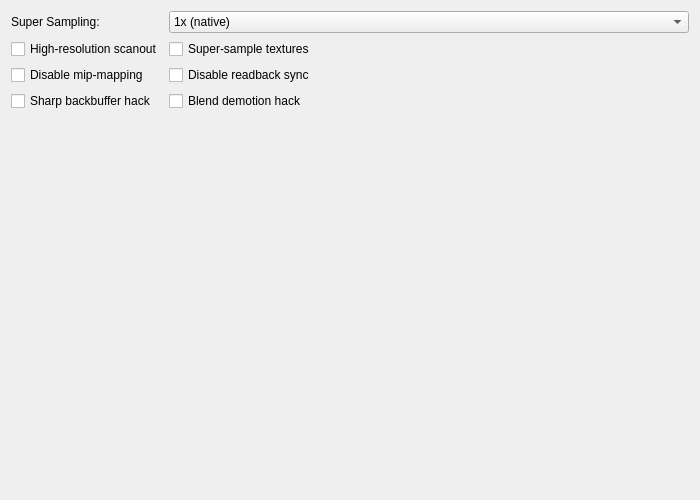
Old version of the form pcsx2-qt/Settings/GraphicsPGSRenderingSettingsTab.ui in the repository flavionm/pcsx2.
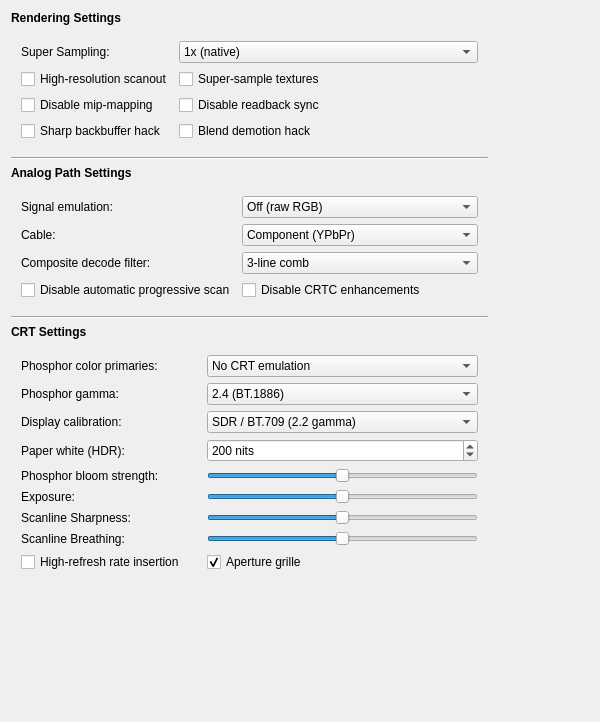
New version of the form.

Commit message: Add new analog video options.

What changed in the file:
```diff
--- a/pcsx2-qt/Settings/GraphicsPGSRenderingSettingsTab.ui
+++ b/pcsx2-qt/Settings/GraphicsPGSRenderingSettingsTab.ui
@@ -6,124 +6,560 @@
    <rect>
     <x>0</x>
     <y>0</y>
-    <width>700</width>
-    <height>500</height>
+    <width>600</width>
+    <height>722</height>
    </rect>
   </property>
-
   <property name="windowTitle">
    <string/>
   </property>
-
-  <layout class="QGridLayout" name="gridLayout" columnstretch="0,1">
+  <layout class="QGridLayout" name="gridLayout" columnstretch="0,0">
+   <item row="17" column="0">
+    <widget class="Line" name="pgsLine2">
+     <property name="orientation">
+      <enum>Qt::Orientation::Horizontal</enum>
+     </property>
+    </widget>
+   </item>
    <item row="0" column="0">
-    <widget class="QLabel" name="pgsSuperSamplingLabel">
+    <widget class="QLabel" name="pgsRenderingSettingsLabel">
+     <property name="font">
+      <font>
+       <bold>true</bold>
+      </font>
+     </property>
      <property name="text">
-      <string>Super Sampling:</string>
+      <string>Rendering Settings</string>
      </property>
     </widget>
    </item>
-   <item row="0" column="1">
-    <widget class="QComboBox" name="pgsSuperSampling">
-     <property name="enabled">
-      <bool>true</bool>
+   <item row="8" column="0">
+    <widget class="Line" name="pgsLine1">
+     <property name="orientation">
+      <enum>Qt::Orientation::Horizontal</enum>
      </property>
-     <property name="sizePolicy">
-      <sizepolicy hsizetype="Expanding" vsizetype="Fixed">
-       <horstretch>0</horstretch>
-       <verstretch>0</verstretch>
-      </sizepolicy>
+    </widget>
+   </item>
+   <item row="16" column="0">
+    <layout class="QGridLayout" name="pgsGridLayout2" columnstretch="100,200" columnminimumwidth="0,0">
+     <property name="leftMargin">
+      <number>10</number>
      </property>
-     <property name="layoutDirection">
-      <enum>Qt::LayoutDirection::LeftToRight</enum>
+     <property name="topMargin">
+      <number>10</number>
      </property>
-     <item>
-      <property name="text">
-       <string>1x (native)</string>
-      </property>
+     <property name="rightMargin">
+      <number>10</number>
+     </property>
+     <property name="bottomMargin">
+      <number>10</number>
+     </property>
+     <property name="spacing">
+      <number>6</number>
+     </property>
+     <item row="2" column="1">
+      <widget class="QComboBox" name="pgsCompositeDecode">
+       <item>
+        <property name="text">
+         <string>3-line comb</string>
+        </property>
+       </item>
+       <item>
+        <property name="text">
+         <string>3-line comb + notch</string>
+        </property>
+       </item>
+       <item>
+        <property name="text">
+         <string>Notch</string>
+        </property>
+       </item>
+      </widget>
      </item>
-     <item>
-      <property name="text">
-       <string>2x SSAA (checkerboard)</string>
-      </property>
+     <item row="1" column="1">
+      <widget class="QComboBox" name="pgsCable">
+       <item>
+        <property name="text">
+         <string>Component (YPbPr)</string>
+        </property>
+       </item>
+       <item>
+        <property name="text">
+         <string>S-Video</string>
+        </property>
+       </item>
+       <item>
+        <property name="text">
+         <string>Composite</string>
+        </property>
+       </item>
+      </widget>
      </item>
-     <item>
-      <property name="text">
-       <string>4x SSAA (sparse grid)</string>
-      </property>
+     <item row="2" column="0">
+      <widget class="QLabel" name="pgsDecodeFilterLabel">
+       <property name="text">
+        <string>Composite decode filter:</string>
+       </property>
+      </widget>
      </item>
-     <item>
-      <property name="text">
-       <string>4x SSAA (ordered grid, high-res output capable)</string>
-      </property>
+     <item row="0" column="1">
+      <widget class="QComboBox" name="pgsTVEmulation">
+       <item>
+        <property name="text">
+         <string>Off (raw RGB)</string>
+        </property>
+       </item>
+       <item>
+        <property name="text">
+         <string>Auto</string>
+        </property>
+       </item>
+       <item>
+        <property name="text">
+         <string>NTSC</string>
+        </property>
+       </item>
+       <item>
+        <property name="text">
+         <string>PAL</string>
+        </property>
+       </item>
+      </widget>
      </item>
-     <item>
-      <property name="text">
-       <string>8x SSAA (checkerboard, high-res output capable)</string>
-      </property>
+     <item row="0" column="0">
+      <widget class="QLabel" name="pgsSignalEmulationLabel">
+       <property name="text">
+        <string>Signal emulation:</string>
+       </property>
+      </widget>
      </item>
-     <item>
-      <property name="text">
-       <string>16x SSAA (sparse grid, high-res output capable)</string>
-      </property>
+     <item row="1" column="0">
+      <widget class="QLabel" name="pgsCableLabel">
+       <property name="text">
+        <string>Cable:</string>
+       </property>
+      </widget>
      </item>
-    </widget>
+     <item row="3" column="0">
+      <widget class="QCheckBox" name="pgsDisableAutoProgressive">
+       <property name="text">
+        <string>Disable automatic progressive scan</string>
+       </property>
+      </widget>
+     </item>
+     <item row="3" column="1">
+      <widget class="QCheckBox" name="pgsDisableCRTCEnhancements">
+       <property name="text">
+        <string>Disable CRTC enhancements</string>
+       </property>
+      </widget>
+     </item>
+    </layout>
    </item>
-   <item row="1" column="0">
-    <widget class="QCheckBox" name="pgsHighResScanout">
-     <property name="text">
-      <string>High-resolution scanout</string>
+   <item row="18" column="0">
+    <widget class="QLabel" name="pgsCrtSettingsLabel">
+     <property name="font">
+      <font>
+       <bold>true</bold>
+      </font>
      </property>
-    </widget>
-   </item>
-   <item row="1" column="1">
-    <widget class="QCheckBox" name="pgsSuperSampleTextures">
      <property name="text">
-      <string>Super-sample textures</string>
+      <string>CRT Settings</string>
      </property>
     </widget>
    </item>
-   <item row="2" column="0">
-    <widget class="QCheckBox" name="pgsDisableMipmaps">
-     <property name="text">
-      <string>Disable mip-mapping</string>
+   <item row="6" column="0" rowspan="2">
+    <layout class="QGridLayout" name="pgsGridLayout1" rowstretch="0,0,0,0" columnstretch="100,150" rowminimumheight="0,0,0,0" columnminimumwidth="0,0">
+     <property name="leftMargin">
+      <number>10</number>
      </property>
-    </widget>
-   </item>
-   <item row="2" column="1">
-    <widget class="QCheckBox" name="pgsDisableReadbackSync">
-     <property name="text">
-      <string>Disable readback sync</string>
+     <property name="topMargin">
+      <number>10</number>
      </property>
-    </widget>
+     <property name="rightMargin">
+      <number>10</number>
+     </property>
+     <property name="bottomMargin">
+      <number>10</number>
+     </property>
+     <item row="2" column="1">
+      <widget class="QCheckBox" name="pgsDisableReadbackSync">
+       <property name="text">
+        <string>Disable readback sync</string>
+       </property>
+      </widget>
+     </item>
+     <item row="3" column="0">
+      <widget class="QCheckBox" name="pgsSharpBackbuffer">
+       <property name="text">
+        <string>Sharp backbuffer hack</string>
+       </property>
+      </widget>
+     </item>
+     <item row="1" column="1">
+      <widget class="QCheckBox" name="pgsSuperSampleTextures">
+       <property name="text">
+        <string>Super-sample textures</string>
+       </property>
+      </widget>
+     </item>
+     <item row="3" column="1">
+      <widget class="QCheckBox" name="pgsBlendDemotion">
+       <property name="text">
+        <string>Blend demotion hack</string>
+       </property>
+      </widget>
+     </item>
+     <item row="1" column="0">
+      <widget class="QCheckBox" name="pgsHighResScanout">
+       <property name="text">
+        <string>High-resolution scanout</string>
+       </property>
+      </widget>
+     </item>
+     <item row="2" column="0">
+      <widget class="QCheckBox" name="pgsDisableMipmaps">
+       <property name="text">
+        <string>Disable mip-mapping</string>
+       </property>
+      </widget>
+     </item>
+     <item row="0" column="0">
+      <widget class="QLabel" name="pgsSuperSamplingLabel">
+       <property name="text">
+        <string>Super Sampling:</string>
+       </property>
+      </widget>
+     </item>
+     <item row="0" column="1">
+      <widget class="QComboBox" name="pgsSuperSampling">
+       <property name="enabled">
+        <bool>true</bool>
+       </property>
+       <property name="sizePolicy">
+        <sizepolicy hsizetype="Expanding" vsizetype="Fixed">
+         <horstretch>0</horstretch>
+         <verstretch>0</verstretch>
+        </sizepolicy>
+       </property>
+       <property name="layoutDirection">
+        <enum>Qt::LayoutDirection::LeftToRight</enum>
+       </property>
+       <item>
+        <property name="text">
+         <string>1x (native)</string>
+        </property>
+       </item>
+       <item>
+        <property name="text">
+         <string>2x SSAA (checkerboard)</string>
+        </property>
+       </item>
+       <item>
+        <property name="text">
+         <string>4x SSAA (sparse grid)</string>
+        </property>
+       </item>
+       <item>
+        <property name="text">
+         <string>4x SSAA (ordered grid, high-res output capable)</string>
+        </property>
+       </item>
+       <item>
+        <property name="text">
+         <string>8x SSAA (checkerboard, high-res output capable)</string>
+        </property>
+       </item>
+       <item>
+        <property name="text">
+         <string>16x SSAA (sparse grid, high-res output capable)</string>
+        </property>
+       </item>
+      </widget>
+     </item>
+    </layout>
    </item>
-   <item row="3" column="0">
-    <widget class="QCheckBox" name="pgsSharpBackbuffer">
+   <item row="15" column="0">
+    <widget class="QLabel" name="pgsAnalogPathLabel">
+     <property name="font">
+      <font>
+       <bold>true</bold>
+      </font>
+     </property>
      <property name="text">
-      <string>Sharp backbuffer hack</string>
+      <string>Analog Path Settings</string>
      </property>
     </widget>
    </item>
-   <item row="3" column="1">
-    <widget class="QCheckBox" name="pgsBlendDemotion">
-     <property name="text">
-      <string>Blend demotion hack</string>
+   <item row="7" column="1">
+    <spacer name="pgsHorizSpacer">
+     <property name="orientation">
+      <enum>Qt::Orientation::Horizontal</enum>
      </property>
-    </widget>
+     <property name="sizeHint" stdset="0">
+      <size>
+       <width>40</width>
+       <height>20</height>
+      </size>
+     </property>
+    </spacer>
    </item>
-   <item row="4" column="0">
-    <spacer name="verticalSpacer">
+   <item row="20" column="0">
+    <spacer name="pgsVerticalSpacer">
      <property name="orientation">
       <enum>Qt::Vertical</enum>
      </property>
      <property name="sizeHint" stdset="0">
       <size>
        <width>20</width>
-       <height>0</height>
+       <height>40</height>
       </size>
      </property>
     </spacer>
    </item>
+   <item row="19" column="0">
+    <layout class="QGridLayout" name="pgsGridLayout3" columnstretch="100,150">
+     <property name="leftMargin">
+      <number>10</number>
+     </property>
+     <property name="topMargin">
+      <number>10</number>
+     </property>
+     <property name="rightMargin">
+      <number>10</number>
+     </property>
+     <property name="bottomMargin">
+      <number>10</number>
+     </property>
+     <item row="0" column="0">
+      <widget class="QLabel" name="pgsPhosphorPrimariesLabel">
+       <property name="text">
+        <string>Phosphor color primaries:</string>
+       </property>
+      </widget>
+     </item>
+     <item row="2" column="1">
+      <widget class="QComboBox" name="pgsDisplayCalibration">
+       <item>
+        <property name="text">
+         <string>SDR / BT.709 (2.2 gamma)</string>
+        </property>
+       </item>
+       <item>
+        <property name="text">
+         <string>PQ / BT.2020 (peak 400 nits)</string>
+        </property>
+       </item>
+       <item>
+        <property name="text">
+         <string>PQ / BT.2020 (peak 600 nits)</string>
+        </property>
+       </item>
+       <item>
+        <property name="text">
+         <string>PQ / BT.2020 (peak 1000 nits)</string>
+        </property>
+       </item>
+       <item>
+        <property name="text">
+         <string>PQ / BT.2020 (skip tonemap)</string>
+        </property>
+       </item>
+      </widget>
+     </item>
+     <item row="3" column="0">
+      <widget class="QLabel" name="pgsPaperWhiteLabel">
+       <property name="text">
+        <string>Paper white (HDR):</string>
+       </property>
+      </widget>
+     </item>
+     <item row="4" column="0">
+      <widget class="QLabel" name="pgsPhosphorBloomLabel">
+       <property name="text">
+        <string>Phosphor bloom strength:</string>
+       </property>
+      </widget>
+     </item>
+     <item row="0" column="1">
+      <widget class="QComboBox" name="pgsPhosphorPrimaries">
+       <item>
+        <property name="text">
+         <string>No CRT emulation</string>
+        </property>
+       </item>
+       <item>
+        <property name="text">
+         <string>Auto</string>
+        </property>
+       </item>
+       <item>
+        <property name="text">
+         <string>NTSC (BT.601 / 525 line)</string>
+        </property>
+       </item>
+       <item>
+        <property name="text">
+         <string>PAL (BT.601 / 625 line)</string>
+        </property>
+       </item>
+       <item>
+        <property name="text">
+         <string>NTSC (legacy 1953, high saturation)</string>
+        </property>
+       </item>
+      </widget>
+     </item>
+     <item row="8" column="0">
+      <widget class="QCheckBox" name="pgsHighRefreshInsertion">
+       <property name="text">
+        <string>High-refresh rate insertion</string>
+       </property>
+      </widget>
+     </item>
+     <item row="5" column="0">
+      <widget class="QLabel" name="pgsExposureLabel">
+       <property name="text">
+        <string>Exposure:</string>
+       </property>
+      </widget>
+     </item>
+     <item row="1" column="0">
+      <widget class="QLabel" name="pgsPhosphorGammaLabel">
+       <property name="text">
+        <string>Phosphor gamma:</string>
+       </property>
+      </widget>
+     </item>
+     <item row="2" column="0">
+      <widget class="QLabel" name="pgsDisplayCalibrationLabel">
+       <property name="text">
+        <string>Display calibration:</string>
+       </property>
+      </widget>
+     </item>
+     <item row="6" column="0">
+      <widget class="QLabel" name="pgsScanlineSharpnessLabel">
+       <property name="text">
+        <string>Scanline Sharpness:</string>
+       </property>
+      </widget>
+     </item>
+     <item row="1" column="1">
+      <widget class="QComboBox" name="pgsPhosphorGamma">
+       <item>
+        <property name="text">
+         <string>2.4 (BT.1886)</string>
+        </property>
+       </item>
+       <item>
+        <property name="text">
+         <string>2.2 (Legacy NTSC)</string>
+        </property>
+       </item>
+       <item>
+        <property name="text">
+         <string>2.8 (Legacy PAL)</string>
+        </property>
+       </item>
+      </widget>
+     </item>
+     <item row="8" column="1">
+      <widget class="QCheckBox" name="pgsApertureGrille">
+       <property name="text">
+        <string>Aperture grille</string>
+       </property>
+       <property name="checked">
+        <bool>true</bool>
+       </property>
+       <property name="tristate">
+        <bool>false</bool>
+       </property>
+      </widget>
+     </item>
+     <item row="3" column="1">
+      <widget class="QSpinBox" name="pgsPaperWhite">
+       <property name="suffix">
+        <string> nits</string>
+       </property>
+       <property name="minimum">
+        <number>100</number>
+       </property>
+       <property name="maximum">
+        <number>1000</number>
+       </property>
+       <property name="singleStep">
+        <number>100</number>
+       </property>
+       <property name="value">
+        <number>200</number>
+       </property>
+      </widget>
+     </item>
+     <item row="6" column="1">
+      <widget class="QSlider" name="pgsScanlineSharpness">
+       <property name="maximum">
+        <number>100</number>
+       </property>
+       <property name="sliderPosition">
+        <number>50</number>
+       </property>
+       <property name="orientation">
+        <enum>Qt::Orientation::Horizontal</enum>
+       </property>
+      </widget>
+     </item>
+     <item row="7" column="0">
+      <widget class="QLabel" name="pgsScanlineBreathingLabel">
+       <property name="text">
+        <string>Scanline Breathing:</string>
+       </property>
+      </widget>
+     </item>
+     <item row="7" column="1">
+      <widget class="QSlider" name="pgsScanlineBreathing">
+       <property name="maximum">
+        <number>100</number>
+       </property>
+       <property name="sliderPosition">
+        <number>50</number>
+       </property>
+       <property name="orientation">
+        <enum>Qt::Orientation::Horizontal</enum>
+       </property>
+      </widget>
+     </item>
+     <item row="4" column="1">
+      <widget class="QSlider" name="pgsPhosphorBloom">
+       <property name="maximum">
+        <number>200</number>
+       </property>
+       <property name="value">
+        <number>100</number>
+       </property>
+       <property name="orientation">
+        <enum>Qt::Orientation::Horizontal</enum>
+       </property>
+      </widget>
+     </item>
+     <item row="5" column="1">
+      <widget class="QSlider" name="pgsExposure">
+       <property name="minimum">
+        <number>0</number>
+       </property>
+       <property name="maximum">
+        <number>200</number>
+       </property>
+       <property name="value">
+        <number>100</number>
+       </property>
+       <property name="orientation">
+        <enum>Qt::Orientation::Horizontal</enum>
+       </property>
+      </widget>
+     </item>
+    </layout>
+   </item>
   </layout>
  </widget>
 </ui>
```
Left out of the diff: 4 changed lines with no effect on the pictures. The commit also changes 6 other files.
